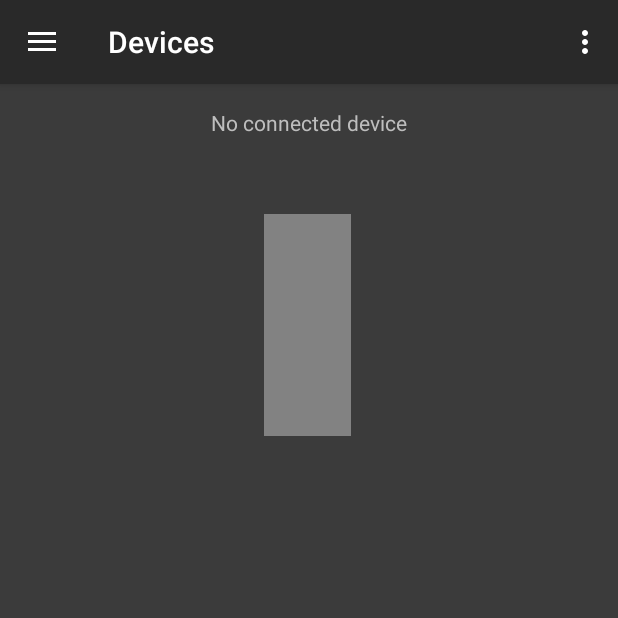
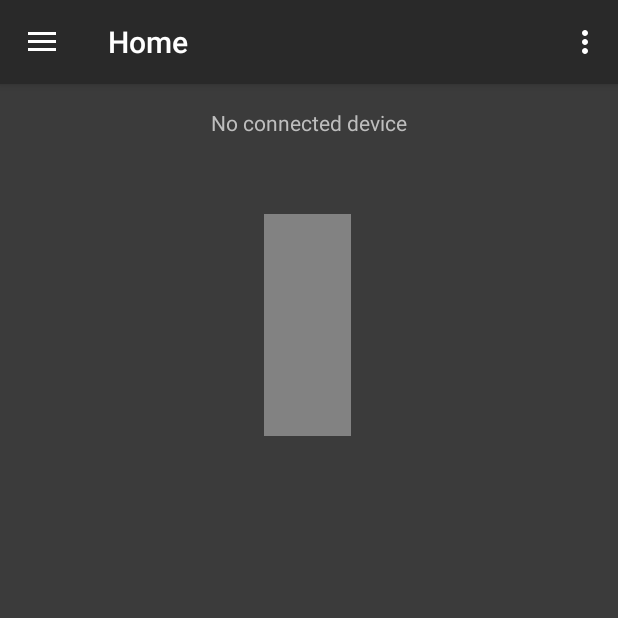
Before and after one commit to michael-j-taylor/PocketPointer, an Android app: the screen it shows after launch (MainActivity), on a phone screen of 412 x 824 dp, the top half of it. Run offline under Robolectric (Android 15) with nearby library versions, the phone set to English and light mode, and no system bars; our stand-ins replace navigation-ui; 7 statements that could not run were skipped.

Commit message:
Renamed main screen to Home

```diff
--- a/android_applications/test_mouse_app/app/src/main/res/values/strings.xml
+++ b/android_applications/test_mouse_app/app/src/main/res/values/strings.xml
@@ -26,7 +26,7 @@
     <string name="not_connected">No connected device</string>
     <string name="action_settings">Settings</string>
 
-    <string name="menu_home">Devices</string>
+    <string name="menu_home">Home</string>
     <string name="menu_presentation">Presentation Mode</string>
     <string name="menu_touchpad">Touchpad Mode</string>
     <string name="menu_mousemode">Mouse mode</string>
```
